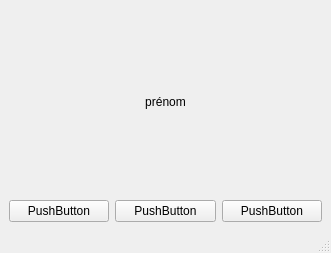
This is prenom.ui in joelthelion/voting_gui as Qt 5 draws it before an edit. The edited form follows.
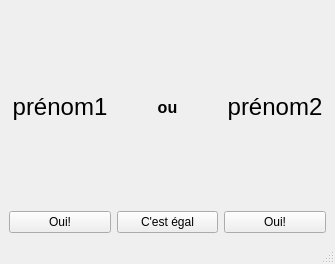
This is the edited form. Icons and pictures are not drawn.

```diff
--- a/prenom.ui
+++ b/prenom.ui
@@ -6,45 +6,95 @@
    <rect>
     <x>0</x>
     <y>0</y>
-    <width>331</width>
-    <height>253</height>
+    <width>335</width>
+    <height>264</height>
    </rect>
   </property>
   <property name="windowTitle">
    <string>Super Prénom!</string>
   </property>
+  <property name="styleSheet">
+   <string notr="true">QMainWindow {background-image: url(:/all/nounours_cropped.png)}</string>
+  </property>
   <widget class="QWidget" name="centralwidget">
    <layout class="QVBoxLayout" name="verticalLayout_2">
     <item>
-     <widget class="QLabel" name="label">
-      <property name="text">
-       <string>prénom</string>
-      </property>
-      <property name="alignment">
-       <set>Qt::AlignCenter</set>
-      </property>
-     </widget>
+     <layout class="QHBoxLayout" name="horizontalLayout_2">
+      <item>
+       <widget class="QLabel" name="prenom1">
+        <property name="font">
+         <font>
+          <pointsize>18</pointsize>
+         </font>
+        </property>
+        <property name="text">
+         <string>prénom1</string>
+        </property>
+        <property name="alignment">
+         <set>Qt::AlignCenter</set>
+        </property>
+       </widget>
+      </item>
+      <item>
+       <widget class="QLabel" name="label_2">
+        <property name="font">
+         <font>
+          <pointsize>12</pointsize>
+          <weight>75</weight>
+          <bold>true</bold>
+         </font>
+        </property>
+        <property name="styleSheet">
+         <string notr="true">background-image: none;</string>
+        </property>
+        <property name="text">
+         <string>ou</string>
+        </property>
+        <property name="alignment">
+         <set>Qt::AlignCenter</set>
+        </property>
+       </widget>
+      </item>
+      <item>
+       <widget class="QLabel" name="prenom2">
+        <property name="font">
+         <font>
+          <pointsize>18</pointsize>
+         </font>
+        </property>
+        <property name="autoFillBackground">
+         <bool>false</bool>
+        </property>
+        <property name="text">
+         <string>prénom2</string>
+        </property>
+        <property name="alignment">
+         <set>Qt::AlignCenter</set>
+        </property>
+       </widget>
+      </item>
+     </layout>
     </item>
     <item>
      <layout class="QHBoxLayout" name="horizontalLayout">
       <item>
        <widget class="QPushButton" name="pushButton_3">
         <property name="text">
-         <string>PushButton</string>
+         <string>Oui!</string>
         </property>
        </widget>
       </item>
       <item>
        <widget class="QPushButton" name="pushButton_2">
         <property name="text">
-         <string>PushButton</string>
+         <string>C'est égal</string>
         </property>
        </widget>
       </item>
       <item>
        <widget class="QPushButton" name="pushButton">
         <property name="text">
-         <string>PushButton</string>
+         <string>Oui!</string>
         </property>
        </widget>
       </item>
```
Left out of the diff: 6 changed lines with no effect on the pictures.
